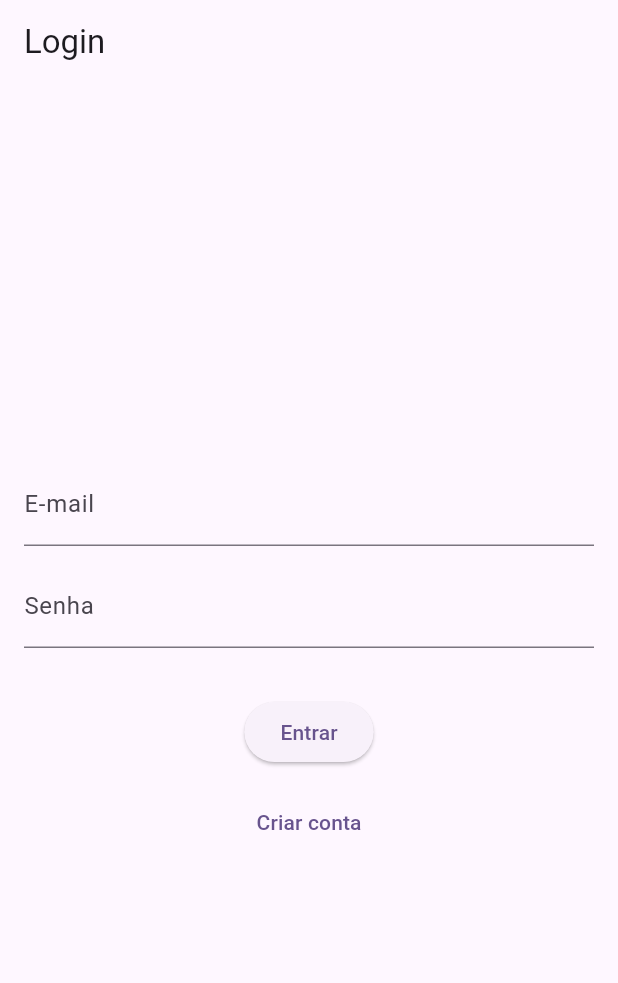
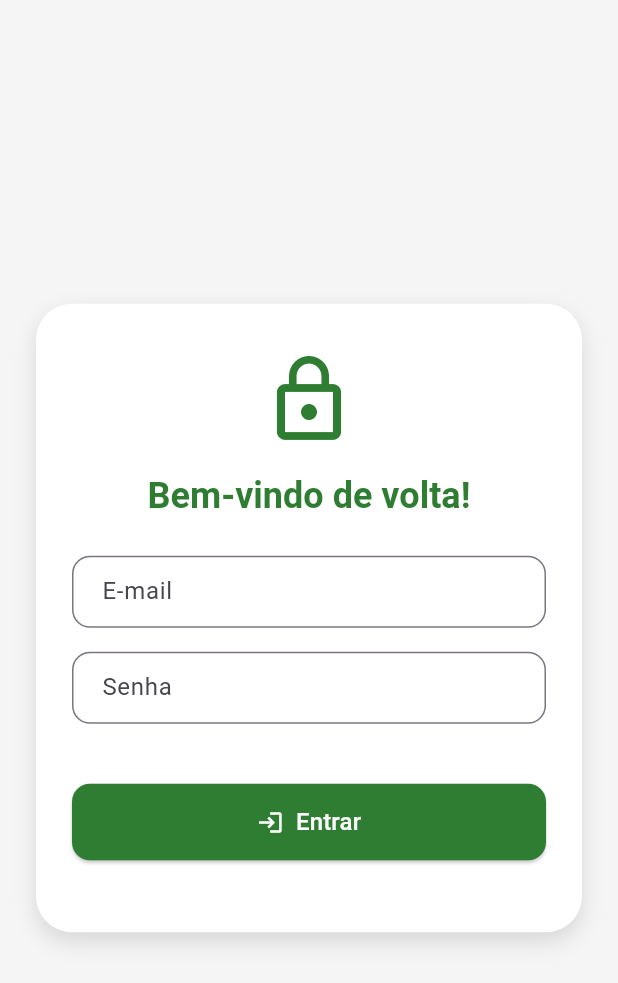
Before and after one commit to RodolfoJSCampos/shipping-control, a Flutter app: the screen it shows after launch, on a phone screen of 412 x 824 dp. Shown: the top 983 px of the screen. Run offline on Flutter 3.47's test engine with Material 3 defaults, Android fonts, the phone set to English and light mode, and no system bars; our stand-ins replace cloud_firestore, firebase_auth, firebase_core; accounts and stored records are empty.

Commit message:
style: improves the login screen user interface

```diff
--- a/app/shipping_control/lib/presentation/routes/app_routes.dart
+++ b/app/shipping_control/lib/presentation/routes/app_routes.dart
@@ -1,7 +1,6 @@
 import 'package:flutter/material.dart';
 
 import '../screens/auth/login_screen.dart';
-import '../screens/auth/register_screen.dart';
 import '../screens/dashboard/dashboard_screen.dart';
 import '../screens/report/report_screen.dart';
 import 'route_names.dart';
@@ -11,9 +10,6 @@ class AppRoutes {
     switch (settings.name) {
       case RouteNames.login:
         return MaterialPageRoute(builder: (_) => const LoginScreen());
-
-      case RouteNames.register:
-        return MaterialPageRoute(builder: (_) => const RegisterScreen());
 
       case RouteNames.dashboard:
         return MaterialPageRoute(builder: (_) => const DashboardScreen());
--- a/app/shipping_control/lib/presentation/screens/auth/login_screen.dart
+++ b/app/shipping_control/lib/presentation/screens/auth/login_screen.dart
@@ -1,5 +1,6 @@
 import 'package:flutter/material.dart';
 import 'package:firebase_auth/firebase_auth.dart';
+import '../../routes/route_names.dart';
 
 class LoginScreen extends StatefulWidget {
   const LoginScreen({super.key});
@@ -14,6 +15,9 @@ class _LoginScreenState extends State<LoginScreen> {
   bool _isLoading = false;
   String? _errorMessage;
 
+  final Color _primaryGreen = const Color(0xFF2E7D32);
+  final Color _accentOrange = const Color(0xFFFF9800);
+
   Future<void> _login() async {
     setState(() {
       _isLoading = true;
@@ -25,7 +29,6 @@ class _LoginScreenState extends State<LoginScreen> {
         email: _emailController.text.trim(),
         password: _passwordController.text.trim(),
       );
-      // Autenticação bem-sucedida, será redirecionado pelo AuthWrapper
     } on FirebaseAuthException catch (e) {
       setState(() {
         _errorMessage = e.message;
@@ -46,48 +49,106 @@ class _LoginScreenState extends State<LoginScreen> {
     super.dispose();
   }
 
+  Widget _buildInput({
+    required TextEditingController controller,
+    required String label,
+    bool obscure = false,
+    TextInputType? keyboardType,
+  }) {
+    return TextField(
+      controller: controller,
+      obscureText: obscure,
+      keyboardType: keyboardType,
+      decoration: InputDecoration(
+        labelText: label,
+        border: OutlineInputBorder(borderRadius: BorderRadius.circular(12)),
+        contentPadding: const EdgeInsets.symmetric(horizontal: 16, vertical: 12),
+      ),
+    );
+  }
+
   @override
   Widget build(BuildContext context) {
     return Scaffold(
-      appBar: AppBar(title: const Text('Login')),
-      body: Padding(
-        padding: const EdgeInsets.all(16),
+      backgroundColor: Colors.grey.shade100,
+      body: Center(
+        child: SingleChildScrollView(
+          padding: const EdgeInsets.all(24),
+          child: Container(
+            constraints: const BoxConstraints(maxWidth: 400),
+            padding: const EdgeInsets.symmetric(horizontal: 24, vertical: 32),
+            decoration: BoxDecoration(
+              color: Colors.white,
+              borderRadius: BorderRadius.circular(24),
+              boxShadow: [
+                BoxShadow(
+                  color: Colors.black12,
+                  blurRadius: 12,
+                  offset: const Offset(0, 6),
+                ),
+              ],
+            ),
             child: Column(
-          mainAxisAlignment: MainAxisAlignment.center,
+              mainAxisSize: MainAxisSize.min,
               children: [
-            TextField(
+                Icon(Icons.lock_outline, size: 64, color: _primaryGreen),
+                const SizedBox(height: 16),
+                Text(
+                  'Bem-vindo de volta!',
+                  style: Theme.of(context).textTheme.headlineSmall?.copyWith(
+                        color: _primaryGreen,
+                        fontWeight: FontWeight.bold,
+                      ),
+                  textAlign: TextAlign.center,
+                ),
+                const SizedBox(height: 24),
+
+                _buildInput(
                   controller: _emailController,
-              decoration: const InputDecoration(labelText: 'E-mail'),
+                  label: 'E-mail',
                   keyboardType: TextInputType.emailAddress,
                 ),
-            const SizedBox(height: 12),
-            TextField(
+                const SizedBox(height: 16),
+                _buildInput(
                   controller: _passwordController,
-              decoration: const InputDecoration(labelText: 'Senha'),
-              obscureText: true,
+                  label: 'Senha',
+                  obscure: true,
                 ),
+
                 const SizedBox(height: 20),
                 if (_errorMessage != null)
                   Text(
                     _errorMessage!,
                     style: const TextStyle(color: Colors.red),
+                    textAlign: TextAlign.center,
                   ),
-            const SizedBox(height: 12),
-            _isLoading
-                ? const CircularProgressIndicator()
-                : ElevatedButton(
+
+                const SizedBox(height: 20),
+                SizedBox(
+                  width: double.infinity,
+                  child: _isLoading
+                      ? const Center(child: CircularProgressIndicator())
+                      : ElevatedButton.icon(
+                          style: ElevatedButton.styleFrom(
+                            backgroundColor: _primaryGreen,
+                            padding: const EdgeInsets.symmetric(vertical: 14),
+                            shape: RoundedRectangleBorder(
+                              borderRadius: BorderRadius.circular(12),
+                            ),
+                          ),
                           onPressed: _login,
-                    child: const Text('Entrar'),
+                          icon: const Icon(Icons.login, color: Colors.white),
+                          label: const Text(
+                            'Entrar',
+                            style: TextStyle(fontSize: 16, color: Colors.white),
                           ),
-            const SizedBox(height: 12),
-            TextButton(
-              onPressed: () {
-                // Navegar para tela de registro (você deve criar essa tela)
-                Navigator.pushNamed(context, '/register');
-              },
-              child: const Text('Criar conta'),
                         ),
+                ),
+
+                const SizedBox(height: 16),
               ],
+            ),
+          ),
         ),
       ),
     );
```
Also changed, not shown: app/shipping_control/lib/presentation/screens/auth/register_screen.dart (deleted, +0 -88 lines), app/shipping_control/lib/firebase_options.dart. Lines whose indentation alone changed are shown as unchanged.
